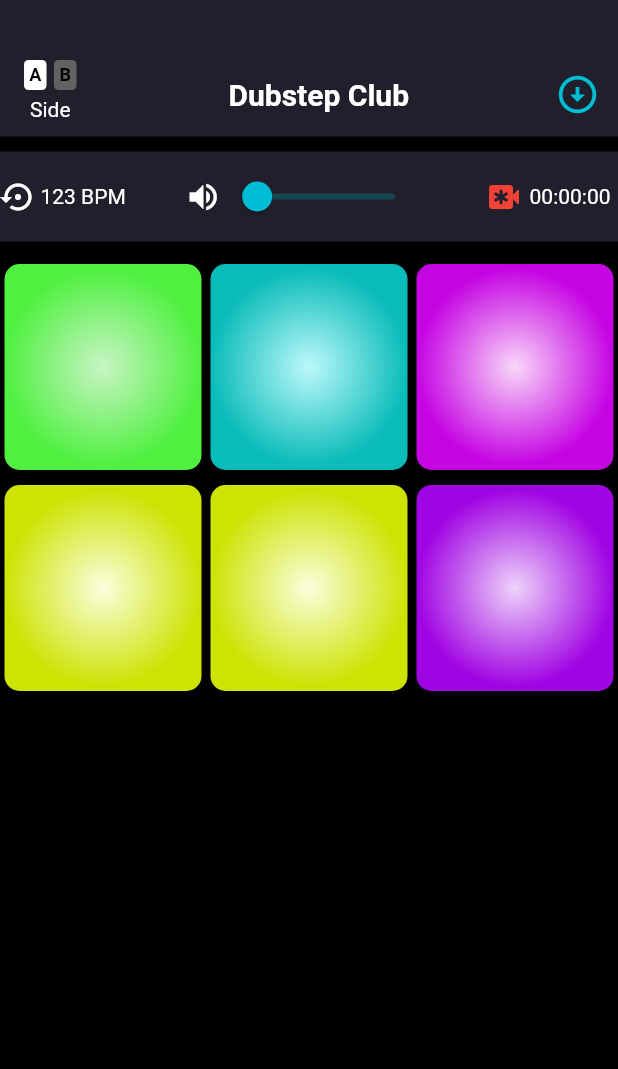
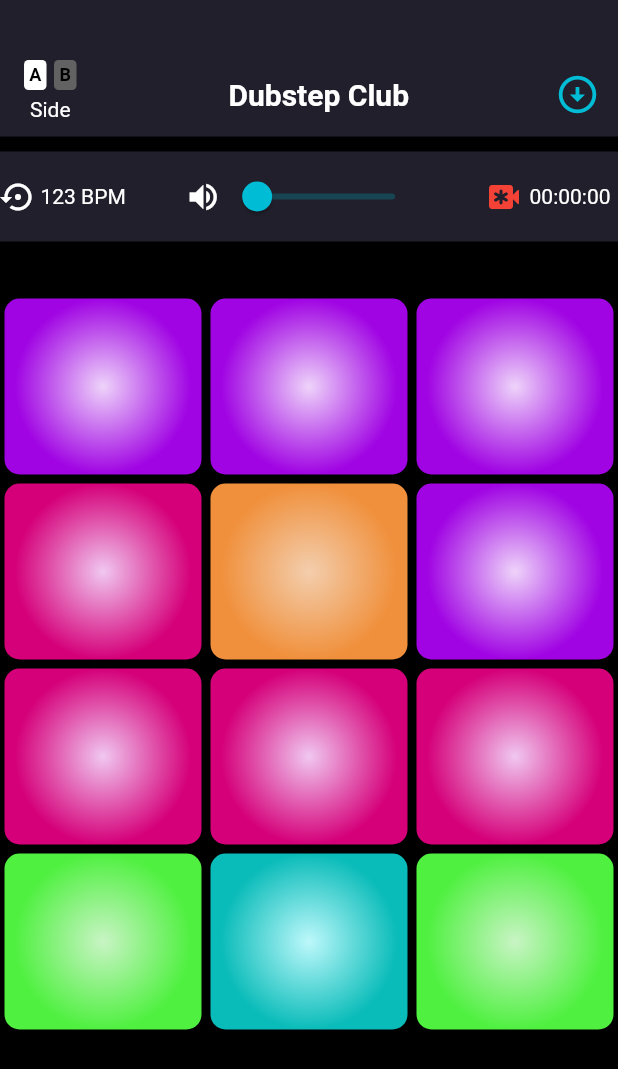
Before and after one commit to AppsAiT/Drum-Pad-Machine, a Flutter app: the DrumPadPage screen opened directly, on a phone screen of 412 x 824 dp. Shown: the top 1069 px of the screen. Run offline on Flutter 3.47's test engine with Material 2 defaults, Android fonts, the phone set to English and light mode, and no system bars; our stand-ins replace carousel_slider, cloud_firestore, firebase_core, google_fonts, loading_indicator, percent_indicator and 1 more; missing offline and left inert: volume_controller; accounts and stored records are empty.

```diff
--- a/lib/main.dart
+++ b/lib/main.dart
@@ -1,7 +1,7 @@
 import 'package:cloud_firestore/cloud_firestore.dart';
+import 'package:drums_pad/pages/splashScreen.dart';
 import 'package:flutter/material.dart';
 import 'constants.dart';
-import 'pages/homePage.dart';
 import 'package:firebase_core/firebase_core.dart';
 
 void main() async {
@@ -25,7 +25,7 @@ class MyApp extends StatelessWidget {
         colorScheme: ColorScheme.fromSwatch(primarySwatch: Colors.cyan)
             .copyWith(background: Colors.black),
       ),
-      home: MyHomePage(title: APP_NAME),
+      home: const SplashScreen(),
     );
   }
 }
--- a/lib/pages/drumpadPage.dart
+++ b/lib/pages/drumpadPage.dart
@@ -200,7 +200,10 @@ class _DrumPadPageState extends State<DrumPadPage> {
               ),
             ),
           ),
-          const FullDrumPad(),
+          const Padding(
+            padding: EdgeInsets.only(top: 25),
+            child: FullDrumPad(),
+          ),
         ],
       )),
     );
--- a/lib/widgets/drumPad.dart
+++ b/lib/widgets/drumPad.dart
@@ -1,5 +1,3 @@
-import 'dart:ui';
-
 import 'package:drums_pad/widgets/singlePad.dart';
 import 'package:flutter/material.dart';
 
@@ -8,22 +6,36 @@ class FullDrumPad extends StatelessWidget {
 
   @override
   Widget build(BuildContext context) {
-    return Container(
+    return SizedBox(
       width: MediaQuery.of(context).size.width,
       child: Column(
         children: [
           Row(
             children: const [
-              PadType5(),
-              PadType1(),
-              PadType2(),
+              PadType4(),
+              PadType4(),
+              PadType4(),
             ],
           ),
           Row(
             children: const [
-              PadType3(),
-              PadType3(),
+              PadType6(),
+              PadType7(),
               PadType4(),
+            ],
+          ),
+          Row(
+            children: const [
+              PadType6(),
+              PadType6(),
+              PadType6(),
+            ],
+          ),
+          Row(
+            children: const [
+              PadType5(),
+              PadType1(),
+              PadType5(),
             ],
           ),
         ],
--- a/lib/widgets/singlePad.dart
+++ b/lib/widgets/singlePad.dart
@@ -1,4 +1,7 @@
 import 'package:flutter/material.dart';
+
+double ver = 3;
+double hor = 3;
 
 class PadType1 extends StatelessWidget {
   const PadType1({super.key});
@@ -7,10 +10,10 @@ class PadType1 extends StatelessWidget {
   Widget build(BuildContext context) {
     return Flexible(
       child: Padding(
-        padding: const EdgeInsets.symmetric(vertical: 5, horizontal: 3),
+        padding: EdgeInsets.symmetric(vertical: ver, horizontal: hor),
         child: Container(
           // width: MediaQuery.of(context).size.width / 3,
-          height: MediaQuery.of(context).size.width / 3,
+          height: MediaQuery.of(context).size.width / 3 - 20,
 
           decoration: BoxDecoration(
               borderRadius: BorderRadius.circular(10),
@@ -33,10 +36,10 @@ class PadType2 extends StatelessWidget {
   Widget build(BuildContext context) {
     return Flexible(
       child: Padding(
-        padding: const EdgeInsets.symmetric(vertical: 5, horizontal: 3),
+        padding: EdgeInsets.symmetric(vertical: ver, horizontal: hor),
         child: Container(
           // width: MediaQuery.of(context).size.width / 3,
-          height: MediaQuery.of(context).size.width / 3,
+          height: MediaQuery.of(context).size.width / 3 - 20,
 
           decoration: BoxDecoration(
               borderRadius: BorderRadius.circular(10),
@@ -59,10 +62,10 @@ class PadType3 extends StatelessWidget {
   Widget build(BuildContext context) {
     return Flexible(
       child: Padding(
-        padding: const EdgeInsets.symmetric(vertical: 5, horizontal: 3),
+        padding: EdgeInsets.symmetric(vertical: ver, horizontal: hor),
         child: Container(
           // width: MediaQuery.of(context).size.width / 3,
-          height: MediaQuery.of(context).size.width / 3,
+          height: MediaQuery.of(context).size.width / 3 - 20,
 
           decoration: BoxDecoration(
               borderRadius: BorderRadius.circular(10),
@@ -85,10 +88,10 @@ class PadType4 extends StatelessWidget {
   Widget build(BuildContext context) {
     return Flexible(
       child: Padding(
-        padding: const EdgeInsets.symmetric(vertical: 5, horizontal: 3),
+        padding: EdgeInsets.symmetric(vertical: ver, horizontal: hor),
         child: Container(
           // width: MediaQuery.of(context).size.width / 3,
-          height: MediaQuery.of(context).size.width / 3,
+          height: MediaQuery.of(context).size.width / 3 - 20,
 
           decoration: BoxDecoration(
               borderRadius: BorderRadius.circular(10),
@@ -111,10 +114,10 @@ class PadType5 extends StatelessWidget {
   Widget build(BuildContext context) {
     return Flexible(
       child: Padding(
-        padding: const EdgeInsets.symmetric(vertical: 5, horizontal: 3),
+        padding: EdgeInsets.symmetric(vertical: ver, horizontal: hor),
         child: Container(
           // width: MediaQuery.of(context).size.width / 3,
-          height: MediaQuery.of(context).size.width / 3,
+          height: MediaQuery.of(context).size.width / 3 - 20,
 
           decoration: BoxDecoration(
               borderRadius: BorderRadius.circular(10),
@@ -137,17 +140,17 @@ class PadType6 extends StatelessWidget {
   Widget build(BuildContext context) {
     return Flexible(
       child: Padding(
-        padding: const EdgeInsets.symmetric(vertical: 5, horizontal: 3),
+        padding: EdgeInsets.symmetric(vertical: ver, horizontal: hor),
         child: Container(
           // width: MediaQuery.of(context).size.width / 3,
-          height: MediaQuery.of(context).size.width / 3,
+          height: MediaQuery.of(context).size.width / 3 - 20,
 
           decoration: BoxDecoration(
               borderRadius: BorderRadius.circular(10),
               gradient: const RadialGradient(
                 colors: [
-                  Color.fromARGB(255, 200, 244, 196),
-                  Color.fromARGB(255, 80, 240, 65),
+                  Color.fromARGB(255, 240, 199, 240),
+                  Color.fromARGB(255, 213, 0, 121),
                 ],
               )),
         ),
@@ -155,3 +158,29 @@ class PadType6 extends StatelessWidget {
     );
   }
 }
+
+class PadType7 extends StatelessWidget {
+  const PadType7({super.key});
+
+  @override
+  Widget build(BuildContext context) {
+    return Flexible(
+      child: Padding(
+        padding: EdgeInsets.symmetric(vertical: ver, horizontal: hor),
+        child: Container(
+          // width: MediaQuery.of(context).size.width / 3,
+          height: MediaQuery.of(context).size.width / 3 - 20,
+
+          decoration: BoxDecoration(
+              borderRadius: BorderRadius.circular(10),
+              gradient: const RadialGradient(
+                colors: [
+                  Color.fromARGB(255, 243, 206, 173),
+                  Color.fromARGB(255, 240, 144, 60),
+                ],
+              )),
+        ),
+      ),
+    );
+  }
+}
--- a/pubspec.yaml
+++ b/pubspec.yaml
@@ -43,6 +43,8 @@ dependencies:
   loading_indicator: ^3.1.0
   percent_indicator: ^4.2.3
   volume_controller: ^2.0.6
+  google_fonts: ^4.0.4
+  permission_handler:
 
 dev_dependencies:
   flutter_test:
```
Also changed, not shown: lib/pages/homePage.dart (+14 -34 lines), lib/pages/permissionPage.dart (added, +115 -0 lines), lib/pages/splashScreen.dart (added, +69 -0 lines), Assets/splashLogo.png (added), pubspec.lock, 5 other files.
